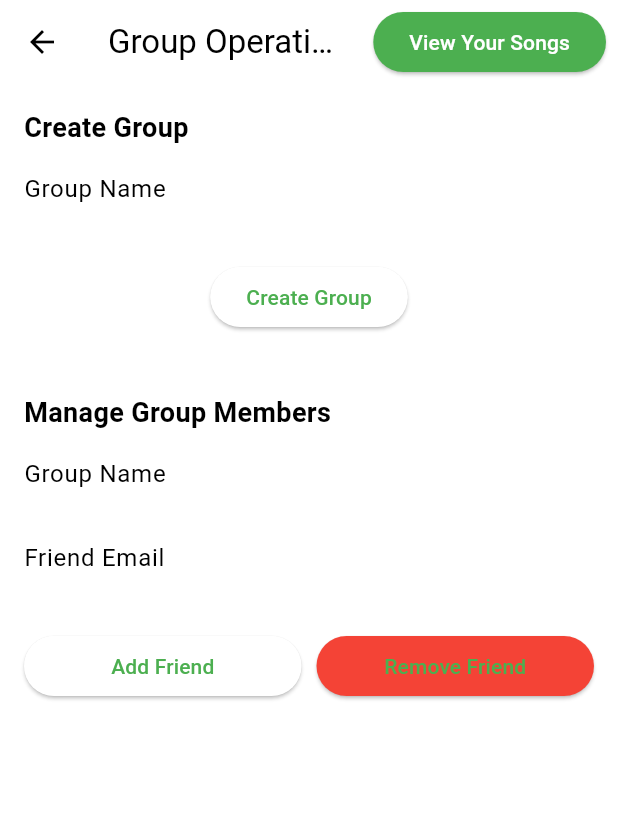
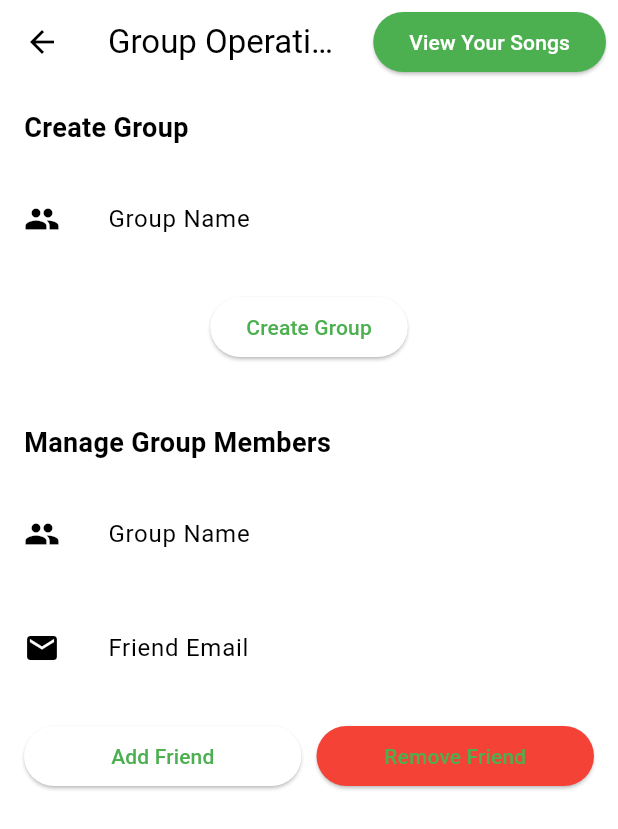
Before and after one commit to aoayhan/CS-308-Project, a Flutter app: the CreateGroupPage screen opened directly, on a phone screen of 412 x 824 dp. Shown: the top 829 px of the screen. Run offline on Flutter 3.47's test engine with Material 3 defaults, Android fonts, the light colour scheme and no system bars; our stand-ins replace cloud_firestore, file_picker, firebase_auth, firebase_core, shared_preferences; accounts and stored records are empty; project files that could hold a hidden picture were left out.

Commit message:
görsel geliştirme

```diff
--- a/lib/views/createGroup.dart
+++ b/lib/views/createGroup.dart
@@ -6,8 +6,6 @@ import 'viewGroups.dart';
 import 'dart:convert';
 
 class CreateGroupPage extends StatefulWidget {
-  const CreateGroupPage({super.key});
-
   @override
   _CreateGroupPageState createState() => _CreateGroupPageState();
 }
@@ -41,7 +39,7 @@ class _CreateGroupPageState extends State<CreateGroupPage> {
   print('Response body: ${response.body}');
 
   if (response.statusCode == 201) {
-    ScaffoldMessenger.of(context).showSnackBar(const SnackBar(content: Text('Group created successfully')));
+    ScaffoldMessenger.of(context).showSnackBar(SnackBar(content: Text('Group created successfully')));
   } else {
     ScaffoldMessenger.of(context).showSnackBar(SnackBar(content: Text('Failed to create group: ${response.body}')));
   }
@@ -76,7 +74,7 @@ Future<void> addFriendToGroup(String userEmail, String groupName, String friendE
 
   // Handle response...
   if (response.statusCode == 200) {
-    ScaffoldMessenger.of(context).showSnackBar(const SnackBar(content: Text('Friend removed successfully')));
+    ScaffoldMessenger.of(context).showSnackBar(SnackBar(content: Text('Friend removed successfully')));
   } else {
     ScaffoldMessenger.of(context).showSnackBar(SnackBar(content: Text('Failed to remove friend: ${response.body}')));
   }
@@ -94,10 +92,10 @@ Widget build(BuildContext context) {
 
       // If the future is still running, show a loading indicator
       if (snapshot.hasError) {
-        return const Center(child: Text('Error initializing Firebase'));
+        return Center(child: Text('Error initializing Firebase'));
       }
 
-      return const Center(child: CircularProgressIndicator());
+      return Center(child: CircularProgressIndicator());
     },
   );
 }
@@ -105,29 +103,30 @@ Widget build(BuildContext context) {
 Widget buildCreateGroupForm() {
   User? user = FirebaseAuth.instance.currentUser;
   String userEmail = user?.email ?? '';
-  final addGroupFormKey = GlobalKey<FormState>();  // Separate form key for group creation
-  final addFriendFormKey = GlobalKey<FormState>(); // Separate form key for adding/removing friend
+  final _addGroupFormKey = GlobalKey<FormState>();  // Separate form key for group creation
+  final _addFriendFormKey = GlobalKey<FormState>(); // Separate form key for adding/removing friend
   String addFriendGroupName = '';  // Variable for group name in add/remove friend form
 
   return Scaffold(
     //backgroundColor: const Color.fromARGB(255, 70, 68, 68),
     appBar: AppBar(
-      title: const Text('Group Operations'),
+      title: Text('Group Operations'),
       actions: <Widget>[
           Padding(
-            padding: const EdgeInsets.symmetric(horizontal: 8.0), // Adjust padding as needed
+            padding: EdgeInsets.symmetric(horizontal: 8.0), // Adjust padding as needed
             child: ElevatedButton(
               onPressed: () {
                 Navigator.push(context,
-                    MaterialPageRoute(builder: (context) => const UserGroupsPage()));
+                    MaterialPageRoute(builder: (context) => UserGroupsPage()));
               },
               style: ElevatedButton.styleFrom(
-                foregroundColor: Colors.white, backgroundColor: Colors.green, // Text color
+                primary: Colors.green, // Button color
+                onPrimary: Colors.white, // Text color
                 shape: RoundedRectangleBorder(
                   borderRadius: BorderRadius.circular(30),
                 ),
               ),
-              child: const Text(
+              child: Text(
                 'View Your Songs',
                 style: TextStyle(fontSize: 14), // Adjust font size as needed
               ),
@@ -136,21 +135,28 @@ Widget buildCreateGroupForm() {
         ],
     ),
     body: SingleChildScrollView(
-      padding: const EdgeInsets.all(16.0),
+      padding: EdgeInsets.all(16.0),
       child: Column(
         crossAxisAlignment: CrossAxisAlignment.start,
         children: <Widget>[
           // Section for Creating Group
-          const Text(
+          Text(
             'Create Group',
             style: TextStyle(fontSize: 18, fontWeight: FontWeight.bold),
           ),
           Form(
-            key: addGroupFormKey,
+            key: _addGroupFormKey,
             child: Column(
               children: [
+
+                const SizedBox(height: 20),
+
                 TextFormField(
-                  decoration: const InputDecoration(labelText: 'Group Name'),
+                  decoration: InputDecoration(
+                    icon: Icon(Icons.group),
+                    labelText: 'Group Name',
+                    border: OutlineInputBorder(),
+                  ),
                   onSaved: (value) {
                     groupName = value!;
                   },
@@ -161,32 +167,45 @@ Widget buildCreateGroupForm() {
                     return null;
                   },
                 ),
-                const SizedBox(height: 20),
+                SizedBox(height: 20),
                 ElevatedButton(
                   onPressed: () {
-                    if (addGroupFormKey.currentState!.validate()) {
-                      addGroupFormKey.currentState!.save();
+                    if (_addGroupFormKey.currentState!.validate()) {
+                      _addGroupFormKey.currentState!.save();
                       createGroup(userEmail, groupName);
                     }
                   },
-                  child: const Text('Create Group'),
+                  child: Text('Create Group'),
+                  style: ElevatedButton.styleFrom(
+                      shape: RoundedRectangleBorder(
+                        borderRadius: BorderRadius.circular(30),
+                      ),
+                  ),
                 ),
               ],
             ),
           ),
-          const SizedBox(height: 40),
+          SizedBox(height: 40),
 
           // Section for Adding/Removing Friend
-          const Text(
+          Text(
             'Manage Group Members',
             style: TextStyle(fontSize: 18, fontWeight: FontWeight.bold),
           ),
           Form(
-            key: addFriendFormKey,
+            key: _addFriendFormKey,
             child: Column(
               children: [
+
+                const SizedBox(height: 20),
+
+
                 TextFormField(
-                  decoration: const InputDecoration(labelText: 'Group Name'),
+                  decoration: InputDecoration(
+                    icon: Icon(Icons.group),
+                    labelText: 'Group Name',
+                    border: OutlineInputBorder(),
+                  ),
                   onSaved: (value) {
                     addFriendGroupName = value!;
                   },
@@ -197,8 +216,15 @@ Widget buildCreateGroupForm() {
                     return null;
                   },
                 ),
+
+                const SizedBox(height: 20),
+
                 TextFormField(
-                  decoration: const InputDecoration(labelText: 'Friend Email'),
+                  decoration: InputDecoration(
+                    icon: Icon(Icons.email),
+                    labelText: 'Friend Email',
+                    border: OutlineInputBorder(),
+                  ),
                   onSaved: (value) {
                     friendEmail = value!;
                   },
@@ -209,36 +235,43 @@ Widget buildCreateGroupForm() {
                     return null;
                   },
                 ),
-                const SizedBox(height: 20),
+                SizedBox(height: 20),
                 Row(
                   children: [
                     Expanded(
                       child: ElevatedButton(
                         onPressed: () {
-                          if (addFriendFormKey.currentState!.validate()) {
-                            addFriendFormKey.currentState!.save();
+                          if (_addFriendFormKey.currentState!.validate()) {
+                            _addFriendFormKey.currentState!.save();
                             addFriendToGroup(userEmail, addFriendGroupName, friendEmail);
                           }
                         },
-                        child: const Text('Add Friend'),
+                        child: Text('Add Friend'),
+                        style: ElevatedButton.styleFrom(
+                            shape: RoundedRectangleBorder(
+                              borderRadius: BorderRadius.circular(30),
+                            ),
+                        ),
                       ),
                     ),
-                    const SizedBox(width: 10),
+                    SizedBox(width: 10),
                     Expanded(
                       child: ElevatedButton(
                         onPressed: () {
-                          if (addFriendFormKey.currentState!.validate()) {
-                            addFriendFormKey.currentState!.save();
+                          if (_addFriendFormKey.currentState!.validate()) {
+                            _addFriendFormKey.currentState!.save();
                             removeFriendFromGroup(userEmail, addFriendGroupName, friendEmail);
                           }
                         },
+                        child: Text('Remove Friend'),
                         style: ElevatedButton.styleFrom(
-                          backgroundColor: Colors.red, // Button color for remove
+                          primary: Colors.red, // Button color for remove
+                          shape: RoundedRectangleBorder(
+                              borderRadius: BorderRadius.circular(30),
+                          ),
                         ),
-                        child: const Text('Remove Friend'),
                       ),
                     ),
-
                   ],
                 ),
               ],
```
Also changed, not shown: lib/views/friendList.dart (+57 -43 lines), lib/views/homePage.dart (+107 -54 lines), 16 other files.
